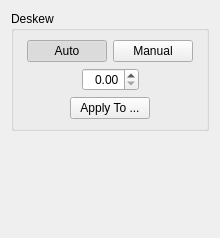
Before: the Qt Designer form filters/deskew/ui/DeskewOptionsWidget.ui in 4lex4/scantailor-advanced, drawn with Qt 5.
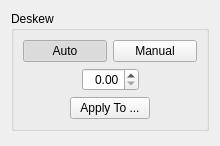
After: the same form once the commit is applied.

Commit message: ~ [ui] increased tab width ~ [ui] other fixes

```diff
--- a/filters/deskew/ui/DeskewOptionsWidget.ui
+++ b/filters/deskew/ui/DeskewOptionsWidget.ui
@@ -7,7 +7,7 @@
     <x>0</x>
     <y>0</y>
     <width>220</width>
-    <height>238</height>
+    <height>146</height>
    </rect>
   </property>
   <property name="windowTitle">
@@ -22,19 +22,6 @@
      <layout class="QVBoxLayout" name="verticalLayout">
       <item>
        <layout class="QHBoxLayout">
-        <item>
-         <spacer>
-          <property name="orientation">
-           <enum>Qt::Horizontal</enum>
-          </property>
-          <property name="sizeHint" stdset="0">
-           <size>
-            <width>1</width>
-            <height>20</height>
-           </size>
-          </property>
-         </spacer>
-        </item>
         <item>
          <widget class="QPushButton" name="autoBtn">
           <property name="text">
@@ -64,19 +51,6 @@
           </property>
          </widget>
         </item>
-        <item>
-         <spacer>
-          <property name="orientation">
-           <enum>Qt::Horizontal</enum>
-          </property>
-          <property name="sizeHint" stdset="0">
-           <size>
-            <width>1</width>
-            <height>20</height>
-           </size>
-          </property>
-         </spacer>
-        </item>
        </layout>
       </item>
       <item>
```
The commit also changes 3 other files.
